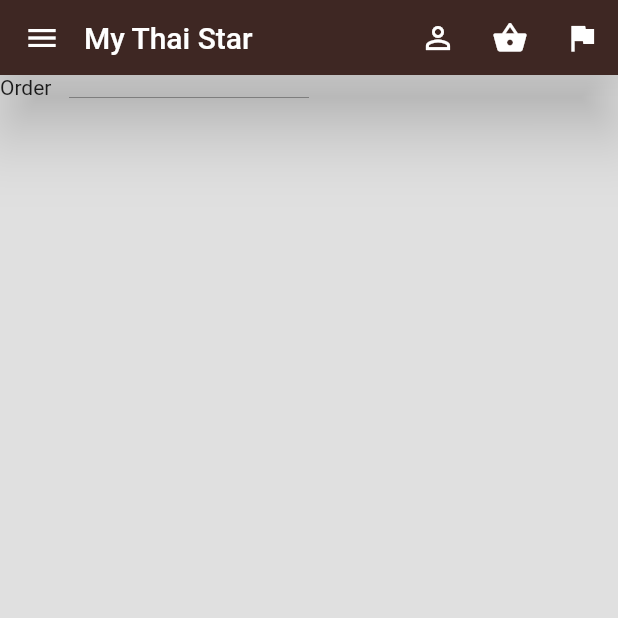
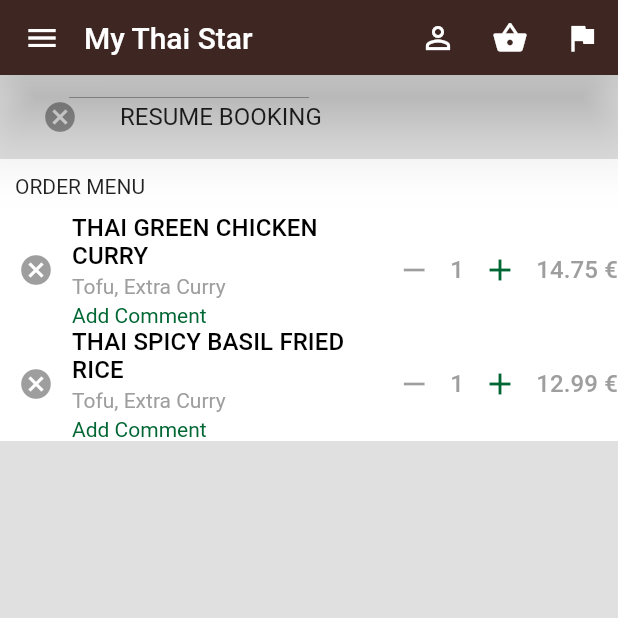
Before and after one commit to devonfw-forge/devonfw4flutter-mts-app, a Flutter app: the CurrentOrder screen opened by its route, on a phone screen of 412 x 824 dp, the top half of it. Run offline on Flutter 3.47's test engine with Material 2 defaults, Android fonts, the phone set to English and light mode, and no system bars; our stand-ins replace datetime_picker_formfield.

Commit message:
DishSlip

```diff
--- a/lib/ui/pages/current_order/current_order.dart
+++ b/lib/ui/pages/current_order/current_order.dart
@@ -1,9 +1,38 @@
 import 'package:flutter/material.dart';
+import 'package:my_thai_star_flutter/models/dish.dart';
+import 'package:my_thai_star_flutter/ui/pages/current_order/dish_slip.dart';
 import 'package:my_thai_star_flutter/ui/shared_widgets/app_drawer.dart';
 import 'package:my_thai_star_flutter/ui/shared_widgets/custom_app_bar.dart';
+import 'package:my_thai_star_flutter/ui/ui_helper.dart';
 
 class CurrentOrder extends StatelessWidget {
-  const CurrentOrder({Key key}) : super(key: key);
+  final List<Dish> dishes = [
+    Dish(
+        name: "THAI GREEN CHICKEN CURRY",
+        description: "Master this aromatic, creamy & extremely tasty" +
+            " chicken Thai green curry recipe from Jamie Oliver & treat" +
+            " yourself to an authentic taste of South East Asia.",
+        price: 14.75,
+        imageLocation: "assets/images/green-curry.jpg",
+        extras: [
+          "Tofu",
+          "Extra Curry",
+        ]),
+    Dish(
+        name: "THAI SPICY BASIL FRIED RICE",
+        description: "This is a staple of Thai cooking. " +
+            "Adjust the spices to your own tastes for a really " +
+            "great use for leftover rice!! I get the basil from a " +
+            "local Asian market. It has a different flavor than " +
+            "that of regular basil and makes all the difference " +
+            "in this recipe. It is fast and fairly easy to make, " +
+            "but requires constant stirring",
+        price: 12.99,
+        imageLocation: "assets/images/basil-fried.jpg",
+        extras: ["Tofu", "Extra Curry"]),
+  ];
+
+  CurrentOrder({Key key}) : super(key: key);
 
   @override
   Widget build(BuildContext context) {
@@ -11,7 +40,33 @@ class CurrentOrder extends StatelessWidget {
       appBar: CustomAppBar(),
       backgroundColor: Theme.of(context).backgroundColor,
       drawer: AppDrawer(),
-      body: Text("Order"),
+      body: Column(
+        children: <Widget>[
+          ListTile(
+            title: Text("RESUME BOOKING"),
+            leading: IconButton(
+              icon: Icon(Icons.cancel),
+            ),
+          ),
+          Container(
+            padding: EdgeInsets.all(UiHelper.standart_padding),
+            alignment: Alignment.topLeft,
+            decoration: BoxDecoration(color: Colors.white),
+            child: Text("ORDER MENU"),
+          ),
+          Expanded(
+            child: ListView.builder(
+              itemBuilder: (BuildContext context, int index) {
+                return index < dishes.length
+                    ? DishSlip(
+                        dish: dishes[index],
+                      )
+                    : null;
+              },
+            ),
+          )
+        ],
+      ),
     );
   }
 }
--- /dev/null
+++ b/lib/ui/pages/current_order/dish_slip.dart
@@ -0,0 +1,75 @@
+import 'package:flutter/material.dart';
+import 'package:my_thai_star_flutter/models/dish.dart';
+
+class DishSlip extends StatelessWidget {
+  static const double textDistance = 3;
+  final Dish dish;
+
+  const DishSlip({Key key, @required this.dish}) : super(key: key);
+
+  @override
+  Widget build(BuildContext context) {
+    return Container(
+      decoration: BoxDecoration(color: Colors.white),
+      child: Row(
+        children: <Widget>[
+          IconButton(
+            icon: Icon(Icons.cancel),
+          ),
+          Expanded(
+            flex: 2,
+            child: Column(
+              crossAxisAlignment: CrossAxisAlignment.start,
+              children: <Widget>[
+                Wrap(
+                  children: <Widget>[
+                    Text(
+                      dish.name,
+                      style: Theme.of(context)
+                          .textTheme
+                          .subtitle
+                          .copyWith(color: Colors.black),
+                    ),
+                  ],
+                ),
+                SizedBox(height: textDistance),
+                Text(
+                  "${dish.extras}".replaceAll(RegExp(r"[\[\]]"), ""),
+                  style: TextStyle(color: Colors.grey),
+                ),
+                SizedBox(height: textDistance),
+                Text(
+                  "Add Comment",
+                  style: TextStyle(color: Theme.of(context).accentColor),
+                ),
+              ],
+            ),
+          ),
+          IconButton(
+            icon: Icon(Icons.remove),
+          ),
+          Text(
+            "1",
+            style: Theme.of(context)
+                .textTheme
+                .subtitle
+                .copyWith(color: Colors.grey),
+          ),
+          IconButton(
+            icon: Icon(
+              Icons.add,
+              color: Theme.of(context).accentColor,
+            ),
+          ),
+          Text(
+            "${dish.price} €",
+            style: Theme.of(context)
+                .textTheme
+                .subtitle
+                .copyWith(color: Colors.grey),
+          ),
+        ],
+      ),
+    );
+  }
+}
```
